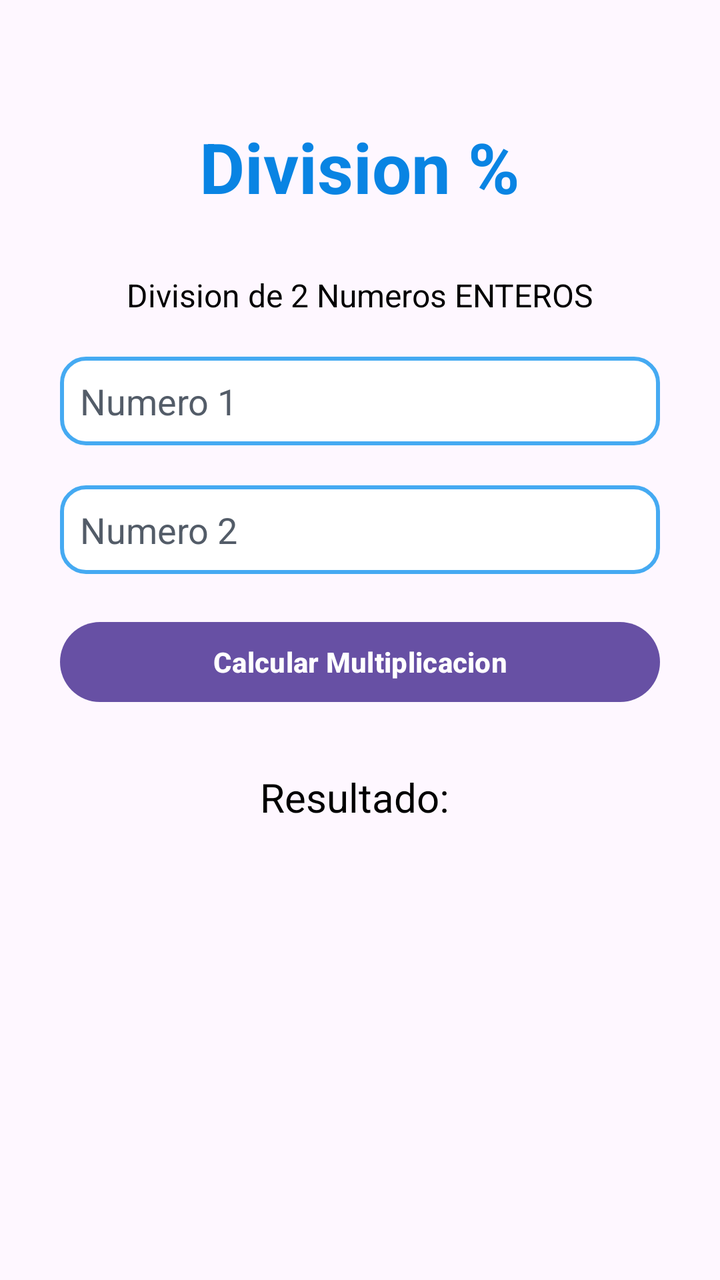
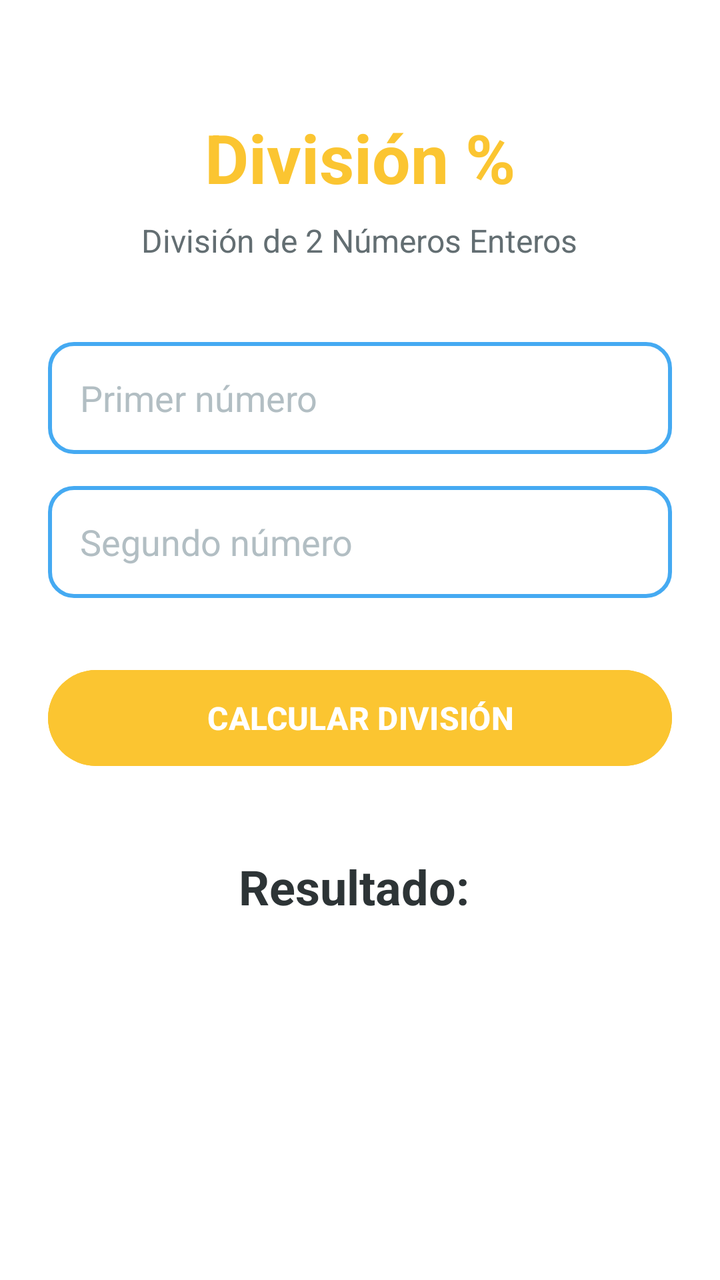

The first picture is an Android layout as it rendered before a commit; the second is the same layout after the commit. The layout source and the unified diff follow.
<!-- AndroidManifest.xml: application theme Theme.AppFragment -->
<!-- res/layout/fragment_division.xml -->
<?xml version="1.0" encoding="utf-8"?>
<LinearLayout xmlns:android="http://schemas.android.com/apk/res/android"
    android:layout_width="match_parent"
    android:layout_height="wrap_content"
    android:padding="25dp"
    android:orientation="vertical"
    android:gravity="center_horizontal">

    <TextView
        android:layout_marginTop="20dp"
        android:textColor="#0984e3"
        android:padding="15dp"
        android:textSize="35dp"
        android:textStyle="bold"
        android:layout_width="wrap_content"
        android:layout_height="wrap_content"
        android:text="Division %" />

    <TextView
        android:text="Division de 2 Numeros ENTEROS"
        android:textColor="#000"
        android:textSize="16sp"
        android:layout_marginTop="15dp"
        android:layout_width="wrap_content"
        android:layout_height="wrap_content" />

    <EditText
        android:id="@+id/edtNum1D"
        android:hint="Numero 1"
        android:inputType="number"
        android:textColorHint="#535c68"
        android:layout_marginTop="20dp"
        android:padding="10dp"
        android:background="@drawable/bg_input"
        android:textColor="#000"
        android:layout_width="300dp"
        android:layout_height="wrap_content" />

    <EditText
        android:id="@+id/edtNum2D"
        android:hint="Numero 2"
        android:inputType="number"
        android:textColorHint="#535c68"
        android:layout_marginTop="20dp"
        android:padding="10dp"
        android:background="@drawable/bg_input"
        android:textColor="#000"
        android:layout_width="300dp"
        android:layout_height="wrap_content" />

    <Button
        android:id="@+id/btnCalcularD"
        android:text="Calcular Multiplicacion"
        android:textColor="#FFF"
        android:layout_marginTop="20dp"
        android:textStyle="bold"
        android:layout_width="300dp"
        android:layout_height="wrap_content" />

    <TextView
        android:id="@+id/txtResultadoD"
        android:text="Resultado: "
        android:textColor="#000"
        android:textSize="20dp"
        android:layout_marginTop="30dp"
        android:layout_width="wrap_content"
        android:layout_height="wrap_content" />

</LinearLayout>
<!-- resources referenced by this layout -->
<resources>
  <!-- drawable bg_input (drawable) -->
  <?xml version="1.0" encoding="utf-8"?>
  <shape xmlns:android="http://schemas.android.com/apk/res/android">
      <solid android:color="#FFF"  />
      <corners android:radius="12dp" />
      <stroke
          android:width="2dp"
          android:color="#45aaf2"/>
  </shape>
  <style name="Theme.AppFragment" parent="Base.Theme.AppFragment" />
  <style name="Base.Theme.AppFragment" parent="Theme.Material3.DayNight.NoActionBar">
          
          
      </style>
</resources>

<!-- the commit's change to res/layout/fragment_division.xml (unified diff, before → after) -->
@@ -1,69 +1,74 @@
 <?xml version="1.0" encoding="utf-8"?>
 <LinearLayout xmlns:android="http://schemas.android.com/apk/res/android"
     android:layout_width="match_parent"
-    android:layout_height="wrap_content"
-    android:padding="25dp"
+    android:layout_height="match_parent"
+    android:padding="24dp"
     android:orientation="vertical"
-    android:gravity="center_horizontal">
+    android:gravity="center_horizontal"
+    android:background="#FFFFFF">
 
     <TextView
-        android:layout_marginTop="20dp"
-        android:textColor="#0984e3"
-        android:padding="15dp"
-        android:textSize="35dp"
-        android:textStyle="bold"
         android:layout_width="wrap_content"
         android:layout_height="wrap_content"
-        android:text="Division %" />
+        android:layout_marginTop="32dp"
+        android:text="División %"
+        android:textColor="#fbc531"
+        android:textSize="34sp"
+        android:textStyle="bold" />
 
     <TextView
-        android:text="Division de 2 Numeros ENTEROS"
-        android:textColor="#000"
-        android:textSize="16sp"
-        android:layout_marginTop="15dp"
         android:layout_width="wrap_content"
-        android:layout_height="wrap_content" />
+        android:layout_height="wrap_content"
+        android:layout_marginTop="8dp"
+        android:text="División de 2 Números Enteros"
+        android:textColor="#636e72"
+        android:textSize="16sp" />
 
     <EditText
         android:id="@+id/edtNum1D"
-        android:hint="Numero 1"
+        android:layout_width="match_parent"
+        android:layout_height="56dp"
+        android:layout_marginTop="40dp"
+        android:background="@drawable/bg_input"
+        android:hint="Primer número"
         android:inputType="number"
-        android:textColorHint="#535c68"
-        android:layout_marginTop="20dp"
-        android:padding="10dp"
-        android:background="@drawable/bg_input"
-        android:textColor="#000"
-        android:layout_width="300dp"
-        android:layout_height="wrap_content" />
+        android:paddingStart="16dp"
+        android:paddingEnd="16dp"
+        android:textColor="#2d3436"
+        android:textColorHint="#b2bec3" />
 
     <EditText
         android:id="@+id/edtNum2D"
-        android:hint="Numero 2"
+        android:layout_width="match_parent"
+        android:layout_height="56dp"
+        android:layout_marginTop="16dp"
+        android:background="@drawable/bg_input"
+        android:hint="Segundo número"
         android:inputType="number"
-        android:textColorHint="#535c68"
-        android:layout_marginTop="20dp"
-        android:padding="10dp"
-        android:background="@drawable/bg_input"
-        android:textColor="#000"
-        android:layout_width="300dp"
-        android:layout_height="wrap_content" />
+        android:paddingStart="16dp"
+        android:paddingEnd="16dp"
+        android:textColor="#2d3436"
+        android:textColorHint="#b2bec3" />
 
     <Button
         android:id="@+id/btnCalcularD"
-        android:text="Calcular Multiplicacion"
-        android:textColor="#FFF"
-        android:layout_marginTop="20dp"
-        android:textStyle="bold"
-        android:layout_width="300dp"
-        android:layout_height="wrap_content" />
+        android:layout_width="match_parent"
+        android:layout_height="56dp"
+        android:layout_marginTop="32dp"
+        android:backgroundTint="#fbc531"
+        android:text="CALCULAR DIVISIÓN"
+        android:textColor="#FFFFFF"
+        android:textSize="16sp"
+        android:textStyle="bold" />
 
     <TextView
         android:id="@+id/txtResultadoD"
+        android:layout_width="wrap_content"
+        android:layout_height="wrap_content"
+        android:layout_marginTop="40dp"
         android:text="Resultado: "
-        android:textColor="#000"
-        android:textSize="20dp"
-        android:layout_marginTop="30dp"
-        android:layout_width="wrap_content"
-        android:layout_height="wrap_content" />
+        android:textColor="#2d3436"
+        android:textSize="24sp"
+        android:textStyle="bold" />
 
 </LinearLayout>
